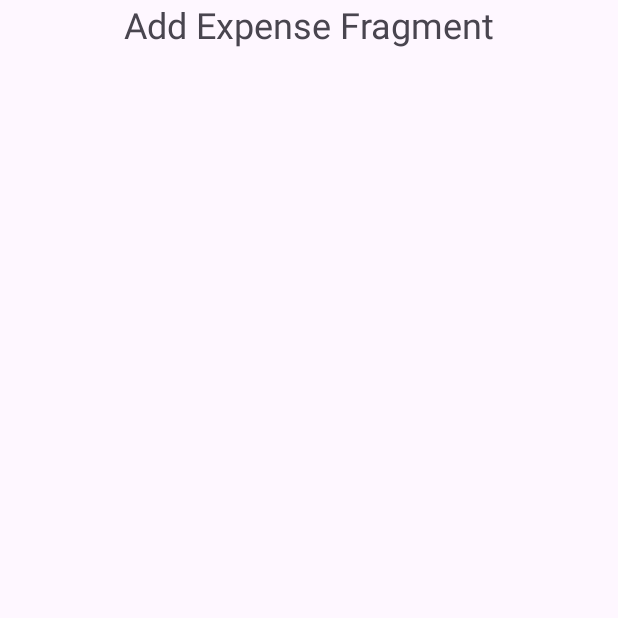
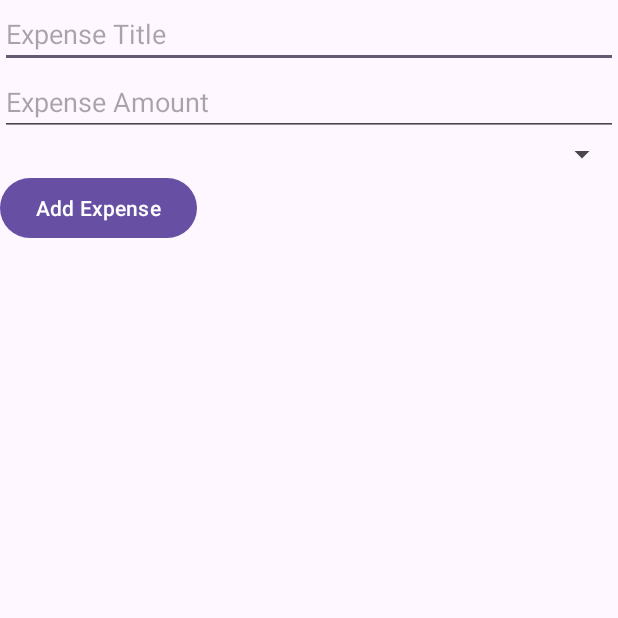
Before and after one commit to CodeNicely/generative-ai-projects, an Android app: the fragment AddExpenseFragment shown on its own in the app's theme, on a phone screen of 412 x 824 dp, the top half of it. Run offline under Robolectric (Android 15) with nearby library versions, the phone set to English and light mode, and no system bars.

Commit message:
Added Initial UI screens for finance-fusion Android project created using GPT

```diff
--- a/finance-fusion/android/app/src/main/AndroidManifest.xml
+++ b/finance-fusion/android/app/src/main/AndroidManifest.xml
@@ -1,7 +1,6 @@
 <?xml version="1.0" encoding="utf-8"?>
 <manifest xmlns:android="http://schemas.android.com/apk/res/android"
-    xmlns:tools="http://schemas.android.com/tools"
-    package="com.codenicely.financefusion">
+    xmlns:tools="http://schemas.android.com/tools">
 
     <application
         android:allowBackup="true"
--- a/finance-fusion/android/app/src/main/java/com/codenicely/financefusion/AddExpenseFragment.kt
+++ b/finance-fusion/android/app/src/main/java/com/codenicely/financefusion/AddExpenseFragment.kt
@@ -1,20 +1,26 @@
 package com.codenicely.financefusion
 
 import android.os.Bundle
-import androidx.fragment.app.Fragment
 import android.view.LayoutInflater
 import android.view.View
 import android.view.ViewGroup
-
+import androidx.fragment.app.Fragment
 
 class AddExpenseFragment : Fragment() {
 
     override fun onCreateView(
-        inflater: LayoutInflater, container: ViewGroup?,
+        inflater: LayoutInflater,
+        container: ViewGroup?,
         savedInstanceState: Bundle?
     ): View? {
         // Inflate the layout for this fragment
         return inflater.inflate(R.layout.fragment_add_expense, container, false)
     }
 
+    override fun onViewCreated(view: View, savedInstanceState: Bundle?) {
+        super.onViewCreated(view, savedInstanceState)
+        // Initialize views and set listeners
+        // TODO: Implement add expense logic
+    }
+
 }
--- a/finance-fusion/android/app/src/main/res/layout/activity_main.xml
+++ b/finance-fusion/android/app/src/main/res/layout/activity_main.xml
@@ -2,7 +2,7 @@
 <androidx.drawerlayout.widget.DrawerLayout xmlns:android="http://schemas.android.com/apk/res/android"
     xmlns:app="http://schemas.android.com/apk/res-auto"
     xmlns:tools="http://schemas.android.com/tools"
-    android:id="@+id/drawer_layout"
+    android:id="@+id/drawerLayout"
     android:layout_width="match_parent"
     android:layout_height="match_parent"
     android:fitsSystemWindows="true"
@@ -14,12 +14,12 @@
         android:layout_height="match_parent" />
 
     <com.google.android.material.navigation.NavigationView
-        android:id="@+id/nav_view"
+        android:id="@+id/navigationView"
         android:layout_width="wrap_content"
         android:layout_height="match_parent"
         android:layout_gravity="start"
         android:fitsSystemWindows="true"
         app:headerLayout="@layout/nav_header_main"
-        app:menu="@menu/activity_main_drawer" />
+        app:menu="@menu/menu_main" />
 
 </androidx.drawerlayout.widget.DrawerLayout>
--- a/finance-fusion/android/app/src/main/res/layout/fragment_add_expense.xml
+++ b/finance-fusion/android/app/src/main/res/layout/fragment_add_expense.xml
@@ -4,11 +4,29 @@
     android:layout_height="match_parent"
     android:orientation="vertical">
 
-    <TextView
+    <EditText
+        android:id="@+id/editTextExpenseTitle"
+        android:layout_width="match_parent"
+        android:layout_height="wrap_content"
+        android:hint="Expense Title" />
+
+    <EditText
+        android:id="@+id/editTextExpenseAmount"
+        android:layout_width="match_parent"
+        android:layout_height="wrap_content"
+        android:hint="Expense Amount" />
+
+    <Spinner
+        android:id="@+id/spinnerExpenseCategory"
+        android:layout_width="match_parent"
+        android:layout_height="wrap_content"
+        android:entries="@array/expense_categories"
+        android:prompt="@string/select_category" />
+
+    <Button
+        android:id="@+id/buttonAddExpense"
         android:layout_width="wrap_content"
         android:layout_height="wrap_content"
-        android:text="Add Expense Fragment"
-        android:textSize="24sp"
-        android:layout_gravity="center" />
+        android:text="Add Expense" />
 
 </LinearLayout>
--- a/finance-fusion/android/app/src/main/res/values/colors.xml
+++ b/finance-fusion/android/app/src/main/res/values/colors.xml
@@ -1,5 +1,6 @@
 <?xml version="1.0" encoding="utf-8"?>
 <resources>
-    <color name="black">#FF000000</color>
-    <color name="white">#FFFFFFFF</color>
+    <color name="colorPrimary">#3F51B5</color>
+    <color name="colorPrimaryDark">#303F9F</color>
+    <color name="colorAccent">#FF4081</color>
 </resources>
--- a/finance-fusion/android/app/src/main/res/values/strings.xml
+++ b/finance-fusion/android/app/src/main/res/values/strings.xml
@@ -1,4 +1,5 @@
 <?xml version="1.0" encoding="utf-8"?>
 <resources>
     <string name="app_name">FinanceFusion</string>
+    <string name="select_category">Select Category</string>
 </resources>
```
Also changed, not shown: finance-fusion/android/app/src/main/java/com/codenicely/financefusion/AuthenticationFragment.kt (+9 -3 lines), finance-fusion/android/app/src/main/java/com/codenicely/financefusion/MainActivity.kt (+43 -21 lines), finance-fusion/android/app/src/main/java/com/codenicely/financefusion/ProfileFragment.kt (+9 -3 lines), finance-fusion/android/app/src/main/res/layout/fragment_authentication.xml (+28 -4 lines), finance-fusion/android/app/src/main/res/layout/fragment_profile.xml (+21 -4 lines).
